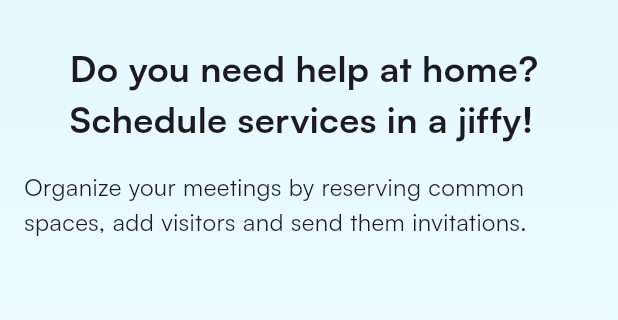
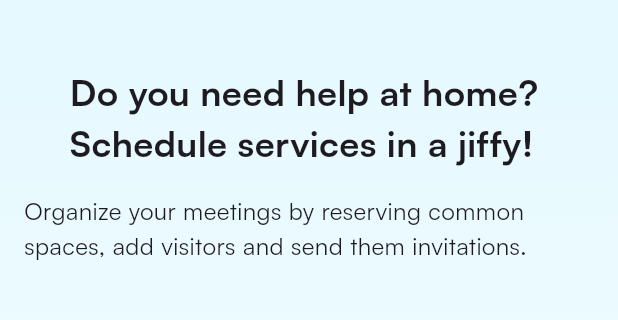
Before and after one commit to Jaime-A-Perez/EdiPro, a Flutter app: the screen it shows after launch, on a phone screen of 412 x 824 dp, the part 65-385 px from its top. Run offline on Flutter 3.47's test engine with Material 3 defaults, Android fonts, the phone set to English and light mode, and no system bars.

Commit message:
Add margin to SectionHero

```diff
--- a/lib/presentation/widgets/section_hero.dart
+++ b/lib/presentation/widgets/section_hero.dart
@@ -13,8 +13,9 @@ class SectionHero extends StatelessWidget {
   @override
   Widget build(BuildContext context) {
     final textTheme = AppTheme().getTheme().textTheme;
-    return Padding(
-      padding: const EdgeInsets.symmetric( horizontal: 16.0),
+    return Container(
+      margin: const EdgeInsets.only(bottom: 8),
+      padding: const EdgeInsets.all( 16.0),
       child: Column(
         crossAxisAlignment: CrossAxisAlignment.center,
         children: [
```
